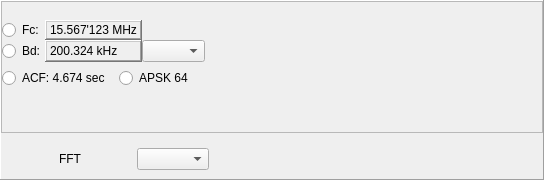
Before: the Qt Designer form sources/Arks/Scope Analyzer/window/scope_analyzer_window.ui in AquaCreatura/AquaWave, drawn with Qt 5.
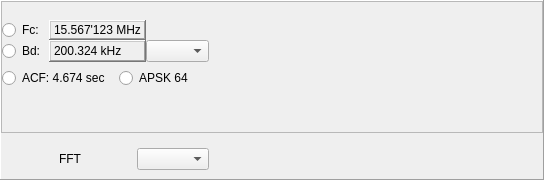
After: the same form once the commit is applied.

Commit message: feat(GUI): Теперь созвездие отображается по центру виджета, закруглил QFrame

```diff
--- a/sources/Arks/Scope Analyzer/window/scope_analyzer_window.ui
+++ b/sources/Arks/Scope Analyzer/window/scope_analyzer_window.ui
@@ -187,7 +187,7 @@
               <item row="1" column="0">
                <widget class="QRadioButton" name="symbol_rate_radio_button">
                 <property name="text">
-                 <string>Bd:</string>
+                 <string>Bd: </string>
                 </property>
                 <attribute name="buttonGroup">
                  <string notr="true">radio_group_chart_type</string>
@@ -225,7 +225,7 @@
                  </sizepolicy>
                 </property>
                 <property name="text">
-                 <string>Fc:</string>
+                 <string>Fc: </string>
                 </property>
                 <attribute name="buttonGroup">
                  <string notr="true">radio_group_chart_type</string>
```
The commit also changes 2 other files.
